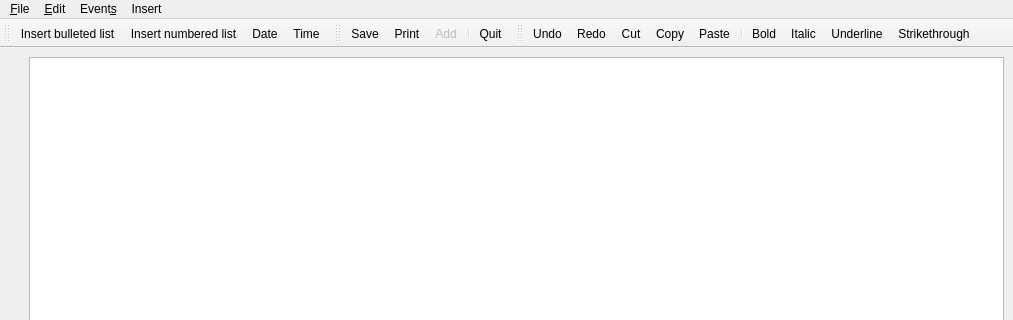
Above: ui/main_ui.ui from vangeytedvg/Diary before the change; both pictures show x 0 to 1013 and y 0 to 320 of the 1013 by 564 pixel window. Below: the same form after it.
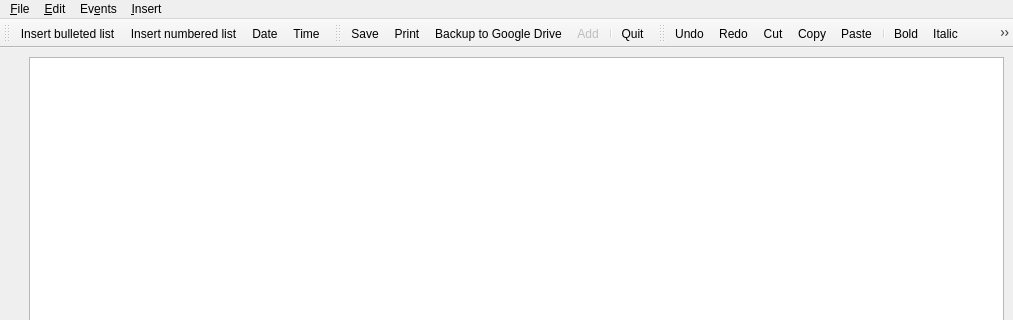
That is the form after the change. Icons and pictures are not drawn.

Commit message: Started creating Cloud Backup

```diff
--- a/ui/main_ui.ui
+++ b/ui/main_ui.ui
@@ -59,7 +59,7 @@
    </widget>
    <widget class="QMenu" name="menuEvent_s">
     <property name="title">
-     <string>Event&amp;s</string>
+     <string>Ev&amp;ents</string>
     </property>
     <addaction name="action_Add"/>
     <addaction name="actionErase"/>
@@ -80,7 +80,7 @@
    </widget>
    <widget class="QMenu" name="menuInsert">
     <property name="title">
-     <string>Insert</string>
+     <string>&amp;Insert</string>
     </property>
     <addaction name="action_insert_date"/>
     <addaction name="action_insert_time"/>
@@ -119,6 +119,7 @@
    </attribute>
    <addaction name="actionSave"/>
    <addaction name="action_Print"/>
+   <addaction name="actionBackup_to_Google_Drive"/>
    <addaction name="action_Add"/>
    <addaction name="separator"/>
    <addaction name="actionE_xit"/>
@@ -357,6 +358,15 @@
     <string>Strikethrough</string>
    </property>
   </action>
+  <action name="actionBackup_to_Google_Drive">
+   <property name="icon">
+    <iconset resource="icons.qrc">
+     <normaloff>:/tlb/sync.png</normaloff>:/tlb/sync.png</iconset>
+   </property>
+   <property name="text">
+    <string>Backup to &amp;Google Drive</string>
+   </property>
+  </action>
  </widget>
  <resources>
   <include location="icons.qrc"/>
```
Left out of the diff: 5 changed lines with no effect on the pictures. The commit also changes 7 other files.
